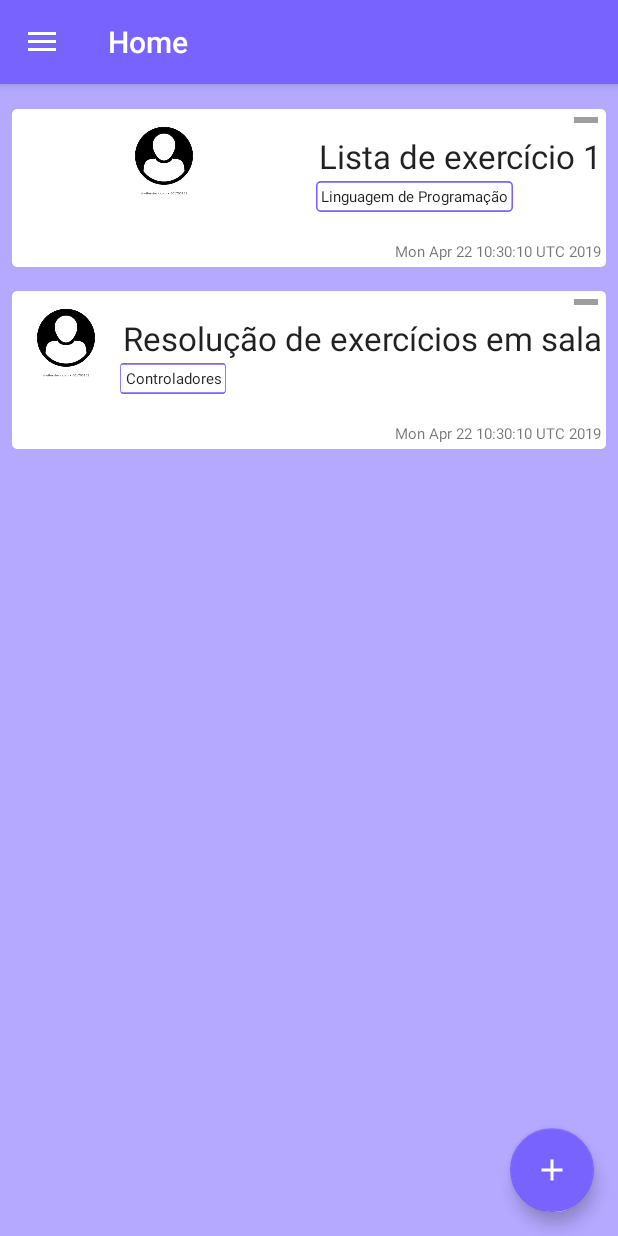
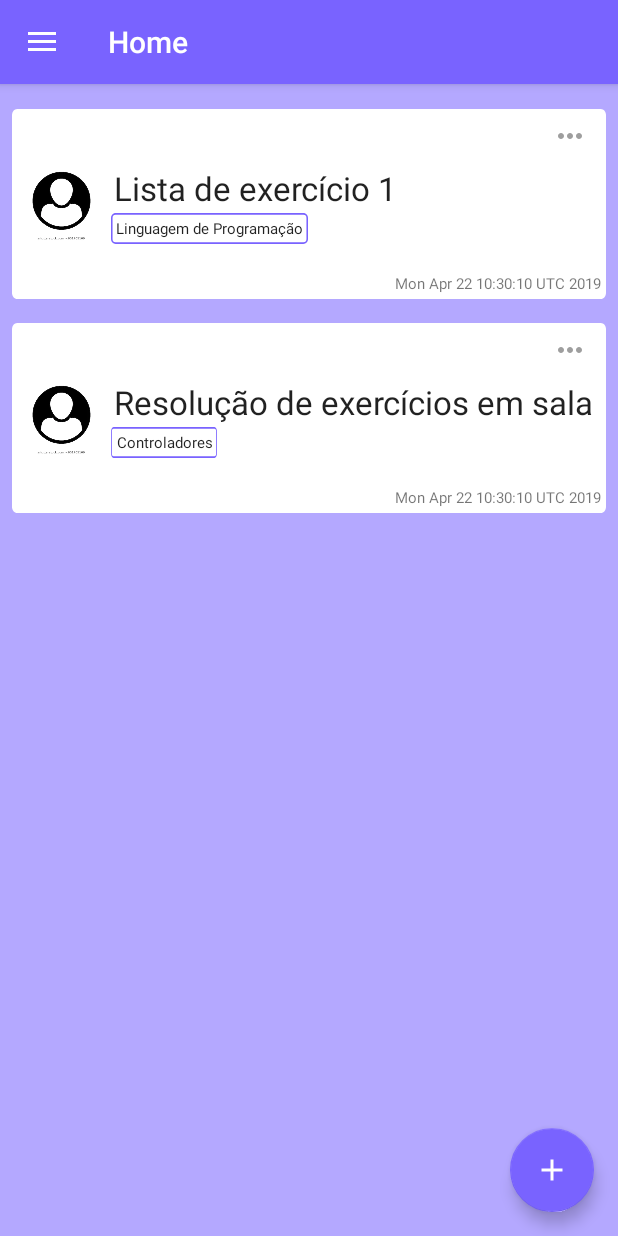
Before and after one commit to angelelouise/apotheca, an Android app: the HomeFragment screen opened directly, with no data from a screen before it, after a tap on an icon or button, on a phone screen of 412 x 824 dp. Run offline under Robolectric (Android 15) with nearby library versions, the phone set to English and light mode, and no system bars; pictures from the network do not load; 2 statements that could not run were skipped; 1 other tap on this screen came first.

Commit message:
Fixed: layout da listagem de posts

```diff
--- a/app/src/main/res/drawable/list_menu.xml
+++ b/app/src/main/res/drawable/list_menu.xml
@@ -1,24 +1,11 @@
 <?xml version="1.0" encoding="utf-8"?>
-<vector
-    xmlns:android="http://schemas.android.com/apk/res/android"
-    xmlns:aapt="http://schemas.android.com/aapt"
+<vector xmlns:android="http://schemas.android.com/apk/res/android"
     android:width="16dp"
     android:height="4dp"
     android:viewportWidth="16"
-    android:viewportHeight="4"
-    >
+    android:viewportHeight="4">
 
-    <group>
-
-        <clip-path
-            android:pathData="M0 0H16V4H0V0Z"
-            />
-
-        <path
-            android:pathData="M0 0V4H16V0"
-            android:fillColor="#9E9E9E"
-            />
-
-    </group>
-
+    <path
+        android:fillColor="#9E9E9E"
+        android:pathData="M2 0C0.9 0 0 0.9 0 2C0 3.1 0.9 4 2 4C3.1 4 4 3.1 4 2C4 0.9 3.1 0 2 0ZM14 0C12.9 0 12 0.9 12 2C12 3.1 12.9 4 14 4C15.1 4 16 3.1 16 2C16 0.9 15.1 0 14 0ZM8 0C6.9 0 6 0.9 6 2C6 3.1 6.9 4 8 4C9.1 4 10 3.1 10 2C10 0.9 9.1 0 8 0Z" />
 </vector>
--- a/app/src/main/res/layout/list_item.xml
+++ b/app/src/main/res/layout/list_item.xml
@@ -8,32 +8,34 @@
 
     <ImageView
         android:id="@+id/list_avatar"
-        android:layout_width="0dp"
+        android:layout_width="50dp"
         android:layout_height="50dp"
         android:scaleType="fitCenter"
         android:layout_margin="8dp"
-        android:layout_weight="1"/>
+        android:layout_gravity="center_vertical"/>
     <LinearLayout
-        android:layout_width="wrap_content"
+        android:layout_width="0dp"
         android:layout_height="wrap_content"
-        android:orientation="vertical">
+        android:orientation="vertical"
+        android:layout_weight="7">
         <ImageButton
             android:id="@+id/list_menu"
             android:layout_width="wrap_content"
             android:layout_height="wrap_content"
             android:layout_gravity="right"
             android:background="@drawable/list_menu"
-            android:layout_margin="5dp"/>
+            android:layout_margin="16dp"
+            />
         <TextView
             android:id="@+id/list_titulo"
             android:layout_width="wrap_content"
-            android:layout_height="0dp"
+            android:layout_height="wrap_content"
             android:textSize="22sp"
-            android:text="Título da postagem"
-            android:layout_weight="1"
+            android:text="Título da postagemgdgadgagasgasgasg afsfasfasffsafsfasfasfasfsfasfsafg dafsafsffasfasf"
             android:layout_margin="2dp"
             android:layout_gravity="start"
-            android:textColor="#DE000000"/>
+            android:textColor="#DE000000"
+            />
         <TextView
             android:id="@+id/list_turma"
             android:layout_width="wrap_content"
```
Also changed, not shown: app/src/main/res/drawable/ic_pattern1.xml (added, +21 -0 lines), app/src/main/res/drawable/ic_pattern2.xml (added, +33 -0 lines), app/src/main/res/drawable/pattern1.xml (deleted, +0 -61 lines), app/src/main/res/drawable/pattern2.xml (deleted, +0 -61 lines).
